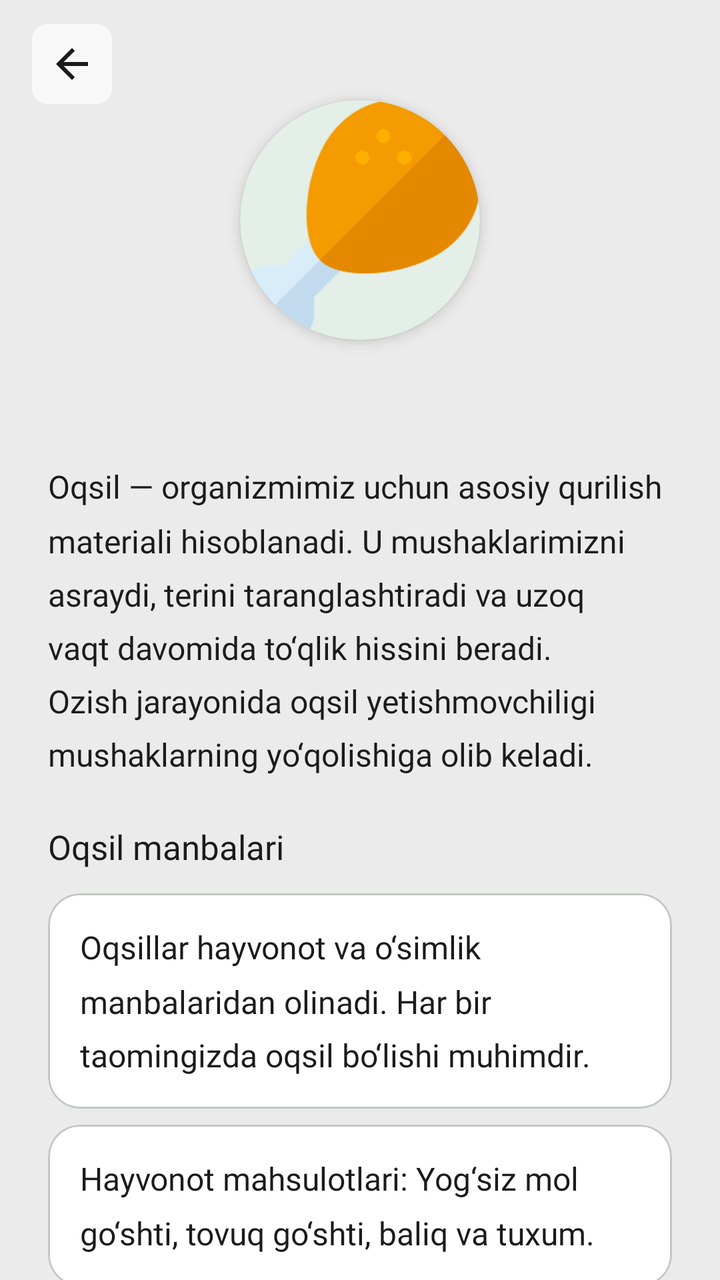
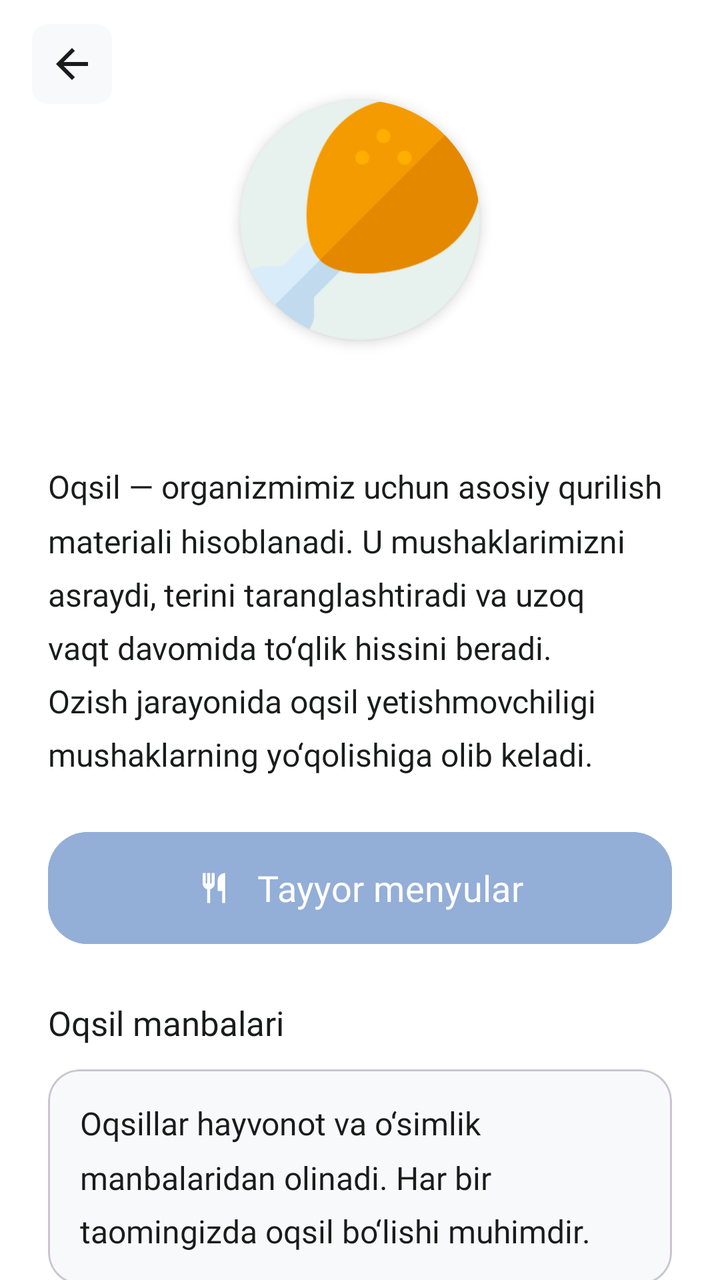

Two renders of the same Android screen: before a commit and after it. Below are the layout's source before the change and the commit's diff.
<!-- AndroidManifest.xml: application theme Theme.Ozamiz -->
<!-- res/layout/fragment_protein_guide.xml -->
<?xml version="1.0" encoding="utf-8"?>
<androidx.coordinatorlayout.widget.CoordinatorLayout xmlns:android="http://schemas.android.com/apk/res/android"
    xmlns:app="http://schemas.android.com/apk/res-auto"
    xmlns:tools="http://schemas.android.com/tools"
    android:layout_width="match_parent"
    android:layout_height="match_parent"
    android:background="?colorSurfaceContainer">

    <com.google.android.material.appbar.AppBarLayout
        android:id="@+id/appBar"
        android:layout_width="match_parent"
        android:layout_height="220dp"
        android:background="?colorSurfaceContainer"
        app:elevation="0dp">

        <com.google.android.material.appbar.CollapsingToolbarLayout
            android:id="@+id/collapsingToolbar"
            android:layout_width="match_parent"
            android:layout_height="match_parent"
            app:contentScrim="?attr/colorSurfaceContainer"
            app:layout_scrollFlags="scroll|exitUntilCollapsed"
            app:titleEnabled="false">

            <FrameLayout
                android:layout_width="match_parent"
                android:layout_height="match_parent"
                app:layout_collapseMode="parallax">

                <com.google.android.material.card.MaterialCardView
                    android:layout_width="120dp"
                    android:layout_height="120dp"
                    android:layout_gravity="center"
                    app:cardCornerRadius="60dp"
                    app:cardElevation="4dp"
                    app:strokeWidth="0dp">

                    <ImageView
                        android:layout_width="match_parent"
                        android:layout_height="match_parent"
                        android:scaleType="centerCrop"
                        android:src="@drawable/protein_ic" />
                </com.google.android.material.card.MaterialCardView>
            </FrameLayout>

            <androidx.appcompat.widget.Toolbar
                android:id="@+id/toolbar"
                android:layout_width="match_parent"
                android:layout_height="?attr/actionBarSize"
                android:background="@android:color/transparent"
                app:layout_collapseMode="pin"
                app:contentInsetStart="0dp">

                <ImageButton
                    android:id="@+id/btnBack"
                    android:layout_width="40dp"
                    android:layout_height="40dp"
                    android:layout_marginStart="16dp"
                    android:background="@drawable/bg_rounded_8"
                    android:backgroundTint="?colorSurfaceContainerLow"
                    android:contentDescription="@string/yopish"
                    android:padding="8dp"
                    android:src="@drawable/arrow_back"
                    app:tint="?colorOnSurface" />

            </androidx.appcompat.widget.Toolbar>
        </com.google.android.material.appbar.CollapsingToolbarLayout>
    </com.google.android.material.appbar.AppBarLayout>

    <androidx.core.widget.NestedScrollView
        android:layout_width="match_parent"
        android:layout_height="match_parent"
        android:layout_marginTop="-24dp"
        android:background="@drawable/bg_bottom_sheet_top_rounded"
        android:backgroundTint="?colorSurfaceContainer"
        app:layout_behavior="@string/appbar_scrolling_view_behavior">

        <LinearLayout
            android:layout_width="match_parent"
            android:layout_height="wrap_content"
            android:orientation="vertical"
            android:paddingHorizontal="24dp"
            android:paddingTop="24dp"
            android:paddingBottom="40dp">

            <TextView
                android:layout_width="match_parent"
                android:layout_height="wrap_content"
                android:layout_marginTop="12dp"
                android:fontFamily="@font/roboto_regular"
                android:lineSpacingMultiplier="1.4"
                android:text="@string/protein_intro"
                android:textColor="?colorOnSurface"
                android:textSize="16sp" />

            
            <TextView
                android:layout_width="match_parent"
                android:layout_height="wrap_content"
                android:layout_marginTop="24dp"
                android:fontFamily="@font/roboto_bold"
                android:text="@string/protein_sources_title"
                android:textColor="?colorOnSurface"
                android:textSize="17sp" />

            
            <com.google.android.material.card.MaterialCardView
                android:layout_width="match_parent"
                android:layout_height="wrap_content"
                android:layout_marginTop="12dp"
                app:cardCornerRadius="16dp"
                app:cardElevation="0dp"
                app:strokeWidth="1dp"
                app:strokeColor="?colorOutlineVariant"
                app:cardBackgroundColor="?colorSurfaceContainerLowest">
                <TextView
                    android:layout_width="match_parent"
                    android:layout_height="wrap_content"
                    android:padding="16dp"
                    android:fontFamily="@font/roboto_regular"
                    android:lineSpacingMultiplier="1.4"
                    android:text="@string/protein_sources_intro"
                    android:textColor="?colorOnSurface"
                    android:textSize="16sp" />
            </com.google.android.material.card.MaterialCardView>

            
            <com.google.android.material.card.MaterialCardView
                android:layout_width="match_parent"
                android:layout_height="wrap_content"
                android:layout_marginTop="8dp"
                app:cardCornerRadius="16dp"
                app:cardElevation="0dp"
                app:strokeWidth="1dp"
                app:strokeColor="?colorOutlineVariant"
                app:cardBackgroundColor="?colorSurfaceContainerLowest">
                <TextView
                    android:layout_width="match_parent"
                    android:layout_height="wrap_content"
                    android:padding="16dp"
                    android:fontFamily="@font/roboto_regular"
                    android:lineSpacingMultiplier="1.4"
                    android:text="@string/protein_sources_animal"
                    android:textColor="?colorOnSurface"
                    android:textSize="16sp" />
            </com.google.android.material.card.MaterialCardView>

            
            <com.google.android.material.card.MaterialCardView
                android:layout_width="match_parent"
                android:layout_height="wrap_content"
                android:layout_marginTop="8dp"
                app:cardCornerRadius="16dp"
                app:cardElevation="0dp"
                app:strokeWidth="1dp"
                app:strokeColor="?colorOutlineVariant"
                app:cardBackgroundColor="?colorSurfaceContainerLowest">
                <TextView
                    android:layout_width="match_parent"
                    android:layout_height="wrap_content"
                    android:padding="16dp"
                    android:fontFamily="@font/roboto_regular"
                    android:lineSpacingMultiplier="1.4"
                    android:text="@string/protein_sources_plant"
                    android:textColor="?colorOnSurface"
                    android:textSize="16sp" />
            </com.google.android.material.card.MaterialCardView>

            <TextView
                android:layout_width="match_parent"
                android:layout_height="wrap_content"
                android:layout_marginTop="24dp"
                android:fontFamily="@font/roboto_bold"
                android:text="@string/protein_uzbek_variants_title"
                android:textColor="?colorOnSurface"
                android:textSize="17sp" />

            
            <com.google.android.material.card.MaterialCardView
                android:layout_width="match_parent"
                android:layout_height="wrap_content"
                android:layout_marginTop="16dp"
                app:cardBackgroundColor="?colorSurfaceContainerLowest"
                app:cardCornerRadius="16dp"
                app:cardElevation="0dp"
                app:strokeColor="?colorOutlineVariant"
                app:strokeWidth="1dp">
                <LinearLayout
                    android:layout_width="match_parent"
                    android:layout_height="wrap_content"
                    android:orientation="vertical"
                    android:padding="16dp">
                    <TextView
                        android:layout_width="wrap_content"
                        android:layout_height="wrap_content"
                        android:fontFamily="@font/roboto_bold"
                        android:text="@string/protein_variant_1_title"
                        android:textColor="?colorOnSurface"
                        android:textSize="17sp" />
                    <TextView
                        android:layout_width="match_parent"
                        android:layout_height="wrap_content"
                        android:layout_marginTop="4dp"
                        android:text="@string/protein_variant_1_desc"
                        android:textColor="?colorOnSurface"
                        android:textSize="16sp" />
                </LinearLayout>
            </com.google.android.material.card.MaterialCardView>

            
            <com.google.android.material.card.MaterialCardView
                android:layout_width="match_parent"
                android:layout_height="wrap_content"
                android:layout_marginTop="12dp"
                app:cardBackgroundColor="?colorSurfaceContainerLowest"
                app:cardCornerRadius="16dp"
                app:cardElevation="0dp"
                app:strokeColor="?colorOutlineVariant"
                app:strokeWidth="1dp">
                <LinearLayout
                    android:layout_width="match_parent"
                    android:layout_height="wrap_content"
                    android:orientation="vertical"
                    android:padding="16dp">
                    <TextView
                        android:layout_width="wrap_content"
                        android:layout_height="wrap_content"
                        android:fontFamily="@font/roboto_bold"
                        android:text="@string/protein_variant_2_title"
                        android:textColor="?colorOnSurface"
                        android:textSize="17sp" />
                    <TextView
                        android:layout_width="match_parent"
                        android:layout_height="wrap_content"
                        android:layout_marginTop="4dp"
                        android:text="@string/protein_variant_2_desc"
                        android:textColor="?colorOnSurface"
                        android:textSize="16sp" />
                </LinearLayout>
            </com.google.android.material.card.MaterialCardView>

            <FrameLayout
                android:layout_width="match_parent"
                android:layout_height="wrap_content">

                <LinearLayout
                    android:layout_width="match_parent"
                    android:layout_height="wrap_content"
                    android:orientation="vertical">

                    
                    <com.google.android.material.card.MaterialCardView
                        android:layout_width="match_parent"
                        android:layout_height="wrap_content"
                        android:layout_marginTop="12dp"
                        app:cardBackgroundColor="?colorSurfaceContainerLowest"
                        app:cardCornerRadius="16dp"
                        app:cardElevation="0dp"
                        app:strokeColor="?colorOutlineVariant"
                        app:strokeWidth="1dp">
                        <LinearLayout
                            android:layout_width="match_parent"
                            android:layout_height="wrap_content"
                            android:orientation="vertical"
                            android:padding="16dp">
                            <TextView
                                android:layout_width="wrap_content"
                                android:layout_height="wrap_content"
                                android:fontFamily="@font/roboto_bold"
                                android:text="@string/protein_variant_3_title"
                                android:textColor="?colorOnSurface"
                                android:textSize="17sp" />
                            <TextView
                                android:layout_width="match_parent"
                                android:layout_height="wrap_content"
                                android:layout_marginTop="4dp"
                                android:text="@string/protein_variant_3_desc"
                                android:textColor="?colorOnSurface"
                                android:textSize="16sp" />
                        </LinearLayout>
                    </com.google.android.material.card.MaterialCardView>

                    
                    <com.google.android.material.card.MaterialCardView
                        android:layout_width="match_parent"
                        android:layout_height="wrap_content"
                        android:layout_marginTop="12dp"
                        app:cardBackgroundColor="?colorSurfaceContainerLowest"
                        app:cardCornerRadius="16dp"
                        app:cardElevation="0dp"
                        app:strokeColor="?colorOutlineVariant"
                        app:strokeWidth="1dp">
                        <LinearLayout
                            android:layout_width="match_parent"
                            android:layout_height="wrap_content"
                            android:orientation="vertical"
                            android:padding="16dp">
                            <TextView
                                android:layout_width="wrap_content"
                                android:layout_height="wrap_content"
                                android:fontFamily="@font/roboto_bold"
                                android:text="@string/protein_variant_4_title"
                                android:textColor="?colorOnSurface"
                                android:textSize="17sp" />
                            <TextView
                                android:layout_width="match_parent"
                                android:layout_height="wrap_content"
                                android:layout_marginTop="4dp"
                                android:text="@string/protein_variant_4_desc"
                                android:textColor="?colorOnSurface"
                                android:textSize="16sp" />
                        </LinearLayout>
                    </com.google.android.material.card.MaterialCardView>

                    
                    <com.google.android.material.card.MaterialCardView
                        android:layout_width="match_parent"
                        android:layout_height="wrap_content"
                        android:layout_marginTop="12dp"
                        app:cardBackgroundColor="?colorSurfaceContainerLowest"
                        app:cardCornerRadius="16dp"
                        app:cardElevation="0dp"
                        app:strokeColor="?colorOutlineVariant"
                        app:strokeWidth="1dp">
                        <LinearLayout
                            android:layout_width="match_parent"
                            android:layout_height="wrap_content"
                            android:orientation="vertical"
                            android:padding="16dp">
                            <TextView
                                android:layout_width="wrap_content"
                                android:layout_height="wrap_content"
                                android:fontFamily="@font/roboto_bold"
                                android:text="@string/protein_variant_5_title"
                                android:textColor="?colorOnSurface"
                                android:textSize="17sp" />
                            <TextView
                                android:layout_width="match_parent"
                                android:layout_height="wrap_content"
                                android:layout_marginTop="4dp"
                                android:text="@string/protein_variant_5_desc"
                                android:textColor="?colorOnSurface"
                                android:textSize="16sp" />
                        </LinearLayout>
                    </com.google.android.material.card.MaterialCardView>
                </LinearLayout>

                <LinearLayout
                    android:id="@+id/premiumOverlay"
                    android:layout_width="match_parent"
                    android:layout_height="match_parent"
                    android:background="@drawable/round_lay"
                    android:gravity="center"
                    android:orientation="vertical"
                    android:padding="24dp"
                    android:visibility="gone">

                    <ImageView
                        android:layout_width="64dp"
                        android:layout_height="64dp"
                        android:src="@drawable/lock_ic"
                        app:tint="?colorOnSurface" />

                    <TextView
                        android:layout_width="wrap_content"
                        android:layout_height="wrap_content"
                        android:layout_marginTop="16dp"
                        android:fontFamily="@font/roboto_bold"
                        android:gravity="center"
                        android:text="@string/premium_overlay_text"
                        android:textColor="?colorOnSurface"
                        android:textSize="18sp" />

                    <com.google.android.material.button.MaterialButton
                        android:id="@+id/btnGetPremium"
                        android:layout_width="wrap_content"
                        android:layout_height="wrap_content"
                        android:layout_marginTop="24dp"
                        android:paddingHorizontal="32dp"
                        android:text="@string/premiumga_o_tish"
                        app:cornerRadius="24dp" />
                </LinearLayout>
            </FrameLayout>

        </LinearLayout>
    </androidx.core.widget.NestedScrollView>

</androidx.coordinatorlayout.widget.CoordinatorLayout>
<!-- resources referenced by this layout -->
<resources>
  <style name="Base.Ozamiz" parent="Theme.Material3.Light.NoActionBar">
          <item name="backgroundColor">@color/md_theme_light_surfaceContainer</item>
          <item name="android:windowBackground">@color/md_theme_light_surfaceContainer</item>
          <item name="android:statusBarColor">@color/md_theme_light_surfaceContainer</item>
          <item name="android:windowLightStatusBar">true</item>
  
          <item name="colorPrimary">@color/md_theme_light_primary</item>
          <item name="colorOnPrimary">@color/md_theme_light_onPrimary</item>
          <item name="colorPrimaryContainer">@color/md_theme_light_primaryContainer</item>
          <item name="colorOnPrimaryContainer">@color/md_theme_light_onPrimaryContainer</item>
  
          <item name="colorSecondary">@color/md_theme_light_secondary</item>
          <item name="colorOnSecondary">@color/md_theme_light_onSecondary</item>
          <item name="colorSecondaryContainer">@color/md_theme_light_secondaryContainer</item>
          <item name="colorOnSecondaryContainer">@color/md_theme_light_onSecondaryContainer</item>
  
          
          <item name="colorTertiary">@color/md_theme_light_tertiary</item>
          <item name="colorOnTertiary">@color/md_theme_light_onTertiary</item>
          <item name="colorTertiaryContainer">@color/md_theme_light_tertiaryContainer</item>
          <item name="colorOnTertiaryContainer">@color/md_theme_light_onTertiaryContainer</item>
  
          
          <item name="colorError">@color/md_theme_light_error</item>
          <item name="colorOnError">@color/md_theme_light_onError</item>
          <item name="colorErrorContainer">@color/md_theme_light_errorContainer</item>
          <item name="colorOnErrorContainer">@color/md_theme_light_onErrorContainer</item>
  
          <item name="colorSurface">@color/md_theme_light_surface</item>
          <item name="colorOnSurface">@color/md_theme_light_onSurface</item>
          <item name="colorSurfaceVariant">@color/md_theme_light_surfaceVariant</item>
          <item name="colorOnSurfaceVariant">#6D6D6D</item>
          <item name="colorOutline">@color/md_theme_light_outline</item>
          <item name="colorOutlineVariant">#C2C8C2</item>
  
          
          <item name="colorSurfaceContainerLowest">@color/md_theme_light_surfaceContainerLowest</item>
          <item name="colorSurfaceContainerLow">@color/md_theme_light_surfaceContainerLow</item>
          <item name="colorSurfaceContainer">@color/md_theme_light_surfaceContainer</item>
          <item name="colorSurfaceContainerHigh">@color/md_theme_light_surfaceContainerHigh</item>
          <item name="colorSurfaceContainerHighest">@color/md_theme_light_surfaceContainerHighest</item>
  
          
          <item name="colorSurfaceInverse">#2E312F</item>
          <item name="colorOnSurfaceInverse">#F0F5F1</item>
  
          
          <item name="contentScrim">#000000</item>
          <item name="android:shadowColor">#006D42</item>
  
          
          <item name="customGreen">#006D42</item>
          <item name="customYellow">#FFB116</item>
      </style>
  <color name="md_theme_light_surfaceContainer">#EBEBEB</color>
  <color name="md_theme_light_primaryContainer">#96F7B8</color>
  <color name="md_theme_light_secondaryContainer">#D2E8D4</color>
  <color name="md_theme_light_onSecondaryContainer">#0D1F13</color>
  <color name="md_theme_light_tertiary">#3A646F</color>
  <color name="md_theme_light_onTertiary">#FFFFFF</color>
  <color name="md_theme_light_tertiaryContainer">#BEEAF7</color>
  <color name="md_theme_light_onTertiaryContainer">#001F25</color>
  <color name="md_theme_light_errorContainer">#FFDAD6</color>
  <color name="md_theme_light_onErrorContainer">#410002</color>
  <color name="md_theme_light_surface">#FBFDF9</color>
  <color name="md_theme_light_surfaceVariant">#DBE5DD</color>
  <color name="md_theme_light_outline">#707973</color>
  <color name="md_theme_light_surfaceContainerLow">#F8F8F8</color>
  <color name="md_theme_light_surfaceContainerHigh">#F1F1F1</color>
  <color name="md_theme_light_surfaceContainerHighest">#E6E6E6</color>
  <!-- unchanged entries left out for length: 36 -->
</resources>

<!-- the commit's change to res/layout/fragment_protein_guide.xml (unified diff, before → after) -->
@@ -4,20 +4,20 @@
     xmlns:tools="http://schemas.android.com/tools"
     android:layout_width="match_parent"
     android:layout_height="match_parent"
-    android:background="?colorSurfaceContainer">
+    android:background="?colorSurfaceContainerLowest">
 
     <com.google.android.material.appbar.AppBarLayout
         android:id="@+id/appBar"
         android:layout_width="match_parent"
         android:layout_height="220dp"
-        android:background="?colorSurfaceContainer"
+        android:background="?colorSurfaceContainerLowest"
         app:elevation="0dp">
 
         <com.google.android.material.appbar.CollapsingToolbarLayout
             android:id="@+id/collapsingToolbar"
             android:layout_width="match_parent"
             android:layout_height="match_parent"
-            app:contentScrim="?attr/colorSurfaceContainer"
+            app:contentScrim="?attr/colorSurfaceContainerLowest"
             app:layout_scrollFlags="scroll|exitUntilCollapsed"
             app:titleEnabled="false">
 
@@ -71,7 +71,7 @@
         android:layout_height="match_parent"
         android:layout_marginTop="-24dp"
         android:background="@drawable/bg_bottom_sheet_top_rounded"
-        android:backgroundTint="?colorSurfaceContainer"
+        android:backgroundTint="?colorSurfaceContainerLowest"
         app:layout_behavior="@string/appbar_scrolling_view_behavior">
 
         <LinearLayout
@@ -92,6 +92,24 @@
                 android:textColor="?colorOnSurface"
                 android:textSize="16sp" />
 
+            <com.google.android.material.button.MaterialButton
+                android:id="@+id/btnSeeReadyMenus"
+                android:layout_width="match_parent"
+                android:layout_height="64dp"
+                android:layout_marginTop="24dp"
+                android:text="Tayyor menyular"
+                android:textAllCaps="false"
+                android:fontFamily="@font/roboto_bold"
+                android:textSize="18sp"
+                app:cornerRadius="20dp"
+                android:backgroundTint="#93AED7"
+                android:textColor="@color/white"
+                app:icon="@drawable/food_ic"
+                app:iconGravity="textStart"
+                app:iconPadding="12dp"
+                app:iconTint="@color/white" />
+
+
             
             <TextView
                 android:layout_width="match_parent"
@@ -111,7 +129,7 @@
                 app:cardElevation="0dp"
                 app:strokeWidth="1dp"
                 app:strokeColor="?colorOutlineVariant"
-                app:cardBackgroundColor="?colorSurfaceContainerLowest">
+                app:cardBackgroundColor="?colorSurfaceContainerLow">
                 <TextView
                     android:layout_width="match_parent"
                     android:layout_height="wrap_content"
@@ -132,7 +150,7 @@
                 app:cardElevation="0dp"
                 app:strokeWidth="1dp"
                 app:strokeColor="?colorOutlineVariant"
-                app:cardBackgroundColor="?colorSurfaceContainerLowest">
+                app:cardBackgroundColor="?colorSurfaceContainerLow">
                 <TextView
                     android:layout_width="match_parent"
                     android:layout_height="wrap_content"
@@ -153,7 +171,7 @@
                 app:cardElevation="0dp"
                 app:strokeWidth="1dp"
                 app:strokeColor="?colorOutlineVariant"
-                app:cardBackgroundColor="?colorSurfaceContainerLowest">
+                app:cardBackgroundColor="?colorSurfaceContainerLow">
                 <TextView
                     android:layout_width="match_parent"
                     android:layout_height="wrap_content"
<!-- resource entries referenced after the edit -->
@@ -1,75 +1,56 @@
 <!-- resources referenced by this layout -->
 <resources>
+  <color name="white">#FFFFFFFF</color>
+  <!-- drawable food_ic (drawable) -->
+  <vector xmlns:android="http://schemas.android.com/apk/res/android"
+      android:width="24dp"
+      android:height="24dp"
+      android:viewportWidth="960"
+      android:viewportHeight="960"
+      android:tint="?attr/colorControlNormal">
+    <path
+        android:fillColor="@android:color/white"
+        android:pathData="M280,880L280,514Q229,500 194.5,458Q160,416 160,360L160,80L240,80L240,360L280,360L280,80L360,80L360,360L400,360L400,80L480,80L480,360Q480,416 445.5,458Q411,500 360,514L360,880L280,880ZM680,880L680,560L560,560L560,280Q560,197 618.5,138.5Q677,80 760,80L760,880L680,880Z"/>
+  </vector>
   <style name="Base.Ozamiz" parent="Theme.Material3.Light.NoActionBar">
-          <item name="backgroundColor">@color/md_theme_light_surfaceContainer</item>
-          <item name="android:windowBackground">@color/md_theme_light_surfaceContainer</item>
-          <item name="android:statusBarColor">@color/md_theme_light_surfaceContainer</item>
+          
+          <item name="backgroundColor">?attr/colorSurface</item>
+          <item name="android:windowBackground">?attr/colorSurface</item>
+  
+          
+          <item name="android:statusBarColor">@android:color/transparent</item>
+          <item name="android:navigationBarColor">@android:color/transparent</item>
           <item name="android:windowLightStatusBar">true</item>
+          <item name="android:windowLightNavigationBar">true</item>
   
           <item name="colorPrimary">@color/md_theme_light_primary</item>
           <item name="colorOnPrimary">@color/md_theme_light_onPrimary</item>
           <item name="colorPrimaryContainer">@color/md_theme_light_primaryContainer</item>
           <item name="colorOnPrimaryContainer">@color/md_theme_light_onPrimaryContainer</item>
-  
           <item name="colorSecondary">@color/md_theme_light_secondary</item>
           <item name="colorOnSecondary">@color/md_theme_light_onSecondary</item>
-          <item name="colorSecondaryContainer">@color/md_theme_light_secondaryContainer</item>
-          <item name="colorOnSecondaryContainer">@color/md_theme_light_onSecondaryContainer</item>
-  
-          
-          <item name="colorTertiary">@color/md_theme_light_tertiary</item>
-          <item name="colorOnTertiary">@color/md_theme_light_onTertiary</item>
-          <item name="colorTertiaryContainer">@color/md_theme_light_tertiaryContainer</item>
-          <item name="colorOnTertiaryContainer">@color/md_theme_light_onTertiaryContainer</item>
-  
-          
           <item name="colorError">@color/md_theme_light_error</item>
           <item name="colorOnError">@color/md_theme_light_onError</item>
-          <item name="colorErrorContainer">@color/md_theme_light_errorContainer</item>
-          <item name="colorOnErrorContainer">@color/md_theme_light_onErrorContainer</item>
   
           <item name="colorSurface">@color/md_theme_light_surface</item>
           <item name="colorOnSurface">@color/md_theme_light_onSurface</item>
           <item name="colorSurfaceVariant">@color/md_theme_light_surfaceVariant</item>
-          <item name="colorOnSurfaceVariant">#6D6D6D</item>
+          <item name="colorOnSurfaceVariant">@color/md_theme_light_onSurfaceVariant</item>
           <item name="colorOutline">@color/md_theme_light_outline</item>
-          <item name="colorOutlineVariant">#C2C8C2</item>
   
-          
           <item name="colorSurfaceContainerLowest">@color/md_theme_light_surfaceContainerLowest</item>
           <item name="colorSurfaceContainerLow">@color/md_theme_light_surfaceContainerLow</item>
           <item name="colorSurfaceContainer">@color/md_theme_light_surfaceContainer</item>
           <item name="colorSurfaceContainerHigh">@color/md_theme_light_surfaceContainerHigh</item>
-          <item name="colorSurfaceContainerHighest">@color/md_theme_light_surfaceContainerHighest</item>
-  
-          
-          <item name="colorSurfaceInverse">#2E312F</item>
-          <item name="colorOnSurfaceInverse">#F0F5F1</item>
-  
-          
-          <item name="contentScrim">#000000</item>
-          <item name="android:shadowColor">#006D42</item>
-  
-          
-          <item name="customGreen">#006D42</item>
-          <item name="customYellow">#FFB116</item>
       </style>
-  <color name="md_theme_light_surfaceContainer">#EBEBEB</color>
-  <color name="md_theme_light_primaryContainer">#96F7B8</color>
-  <color name="md_theme_light_secondaryContainer">#D2E8D4</color>
-  <color name="md_theme_light_onSecondaryContainer">#0D1F13</color>
-  <color name="md_theme_light_tertiary">#3A646F</color>
-  <color name="md_theme_light_onTertiary">#FFFFFF</color>
-  <color name="md_theme_light_tertiaryContainer">#BEEAF7</color>
-  <color name="md_theme_light_onTertiaryContainer">#001F25</color>
-  <color name="md_theme_light_errorContainer">#FFDAD6</color>
-  <color name="md_theme_light_onErrorContainer">#410002</color>
-  <color name="md_theme_light_surface">#FBFDF9</color>
-  <color name="md_theme_light_surfaceVariant">#DBE5DD</color>
-  <color name="md_theme_light_outline">#707973</color>
-  <color name="md_theme_light_surfaceContainerLow">#F8F8F8</color>
-  <color name="md_theme_light_surfaceContainerHigh">#F1F1F1</color>
-  <color name="md_theme_light_surfaceContainerHighest">#E6E6E6</color>
+  <color name="md_theme_light_surfaceContainer">#F1F3F4</color>
+  <color name="md_theme_light_primaryContainer">#E8F5E9</color>
+  <color name="md_theme_light_surface">#FFFFFF</color>
+  <color name="md_theme_light_surfaceVariant">#F1F3F4</color>
+  <color name="md_theme_light_onSurfaceVariant">#5F6368</color>
+  <color name="md_theme_light_outline">#DADCE0</color>
+  <color name="md_theme_light_surfaceContainerLow">#F8F9FA</color>
+  <color name="md_theme_light_surfaceContainerHigh">#E8EAED</color>
   <!-- unchanged entries left out for length: 36 -->
 </resources>
 
